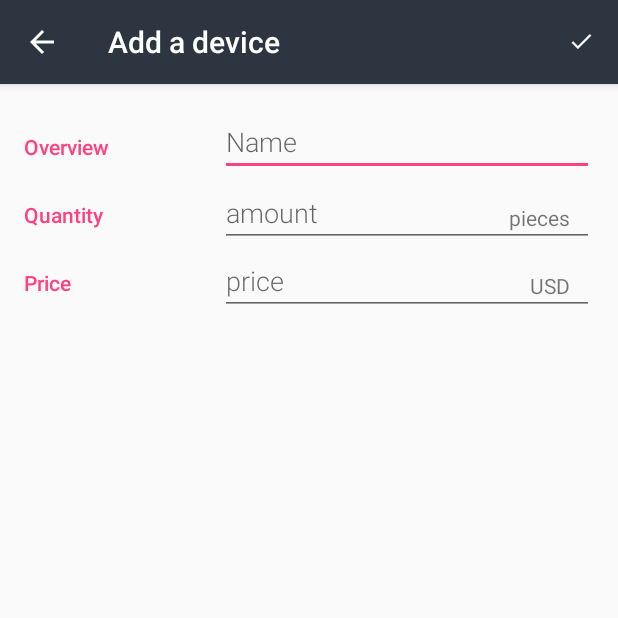
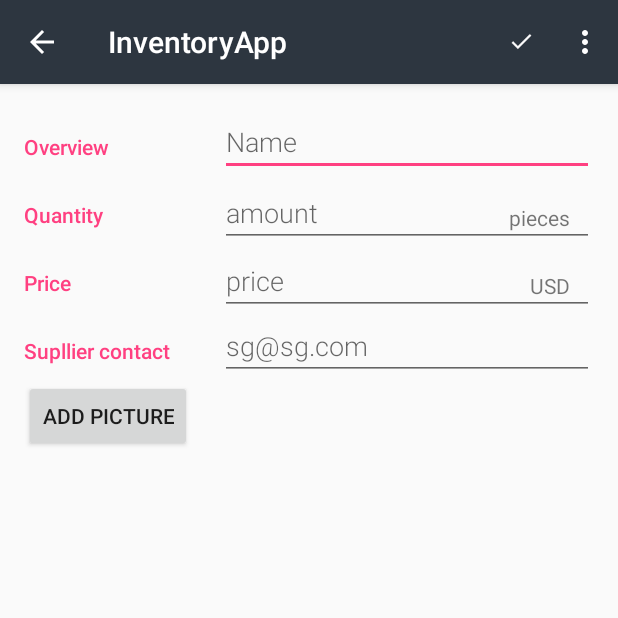
Before and after one commit to aczender/InventoryApp, an Android app: the screen it shows after launch (EditorActivity), after a tap on an icon or button, on a phone screen of 412 x 824 dp, the top half of it. Run offline under Robolectric (Android 15) with nearby library versions, the phone set to English and light mode, and no system bars.

Commit message:
2017.10.03.

```diff
--- a/app/src/main/java/com/example/andrew/inventoryapp/CatalogActivity.java
+++ b/app/src/main/java/com/example/andrew/inventoryapp/CatalogActivity.java
@@ -1,8 +1,4 @@
 package com.example.andrew.inventoryapp;
-
-/**
- * Created by Andrew on 2017.09.17..
- */
 
 import android.app.LoaderManager;
 import android.content.ContentUris;
@@ -24,11 +20,13 @@ import android.support.design.widget.FloatingActionButton;
 
 import com.example.andrew.inventoryapp.data.InventoryContract.DeviceEntry;
 
+
 /**
  * Displays list of pets that were entered and stored in the app.
  */
 public class CatalogActivity extends AppCompatActivity implements LoaderManager.LoaderCallbacks<Cursor> {
 
+    private static final String LOG_TAG = CatalogActivity.class.getName();
     private static final int DEVICE_LOADER = 0;
 
     DeviceCursorAdapter mCursorAdapter;
@@ -59,7 +57,8 @@ public class CatalogActivity extends AppCompatActivity implements LoaderManager.
         deviceListView.setOnItemClickListener(new AdapterView.OnItemClickListener() {
             @Override
             public void onItemClick(AdapterView<?> adapterView, View view, int position, long id) {
-                Intent intent = new Intent(CatalogActivity.this, EditorActivity.class);
+                Log.i(LOG_TAG, "Test");
+                Intent intent = new Intent(CatalogActivity.this, DeviceDetailActivity.class);
 
                 Uri currentDeviceUri = ContentUris.withAppendedId(DeviceEntry.CONTENT_URI, id);
                 intent.setData(currentDeviceUri);
@@ -75,6 +74,8 @@ public class CatalogActivity extends AppCompatActivity implements LoaderManager.
         values.put(DeviceEntry.COLUMN_DEVICE_NAME, "Phone");
         values.put(DeviceEntry.COLUMN_DEVICE_QUANTITY, 2);
         values.put(DeviceEntry.COLUMN_DEVICE_PRICE, 20);
+        values.put(DeviceEntry.COLUMN_CONTACT_INFO, "sg@sg.com");
+        values.put(DeviceEntry.COLUMN_DEVICE_PICTURE, "samplepic");
 
         Uri newUri = getContentResolver().insert(DeviceEntry.CONTENT_URI, values);
     }
@@ -107,7 +108,9 @@ public class CatalogActivity extends AppCompatActivity implements LoaderManager.
                 DeviceEntry._ID,
                 DeviceEntry.COLUMN_DEVICE_NAME,
                 DeviceEntry.COLUMN_DEVICE_QUANTITY,
-                DeviceEntry.COLUMN_DEVICE_PRICE};
+                DeviceEntry.COLUMN_DEVICE_PRICE,
+                DeviceEntry.COLUMN_CONTACT_INFO};
+
         return new CursorLoader(this,
                 DeviceEntry.CONTENT_URI,
                 projection,
--- a/app/src/main/java/com/example/andrew/inventoryapp/data/DeviceDbHelper.java
+++ b/app/src/main/java/com/example/andrew/inventoryapp/data/DeviceDbHelper.java
@@ -37,7 +37,9 @@ public class DeviceDbHelper extends SQLiteOpenHelper {
                 + DeviceEntry._ID + " INTEGER PRIMARY KEY AUTOINCREMENT, "
                 + DeviceEntry.COLUMN_DEVICE_NAME + " TEXT NOT NULL, "
                 + DeviceEntry.COLUMN_DEVICE_QUANTITY + " INTEGER NOT NULL DEFAULT 0, "
-                + DeviceEntry.COLUMN_DEVICE_PRICE + " INTEGER NOT NULL DEFAULT 0);";
+                + DeviceEntry.COLUMN_DEVICE_PRICE + " INTEGER NOT NULL DEFAULT 0, "
+                + DeviceEntry.COLUMN_CONTACT_INFO + " TEXT NOT NULL, "
+                + DeviceEntry.COLUMN_DEVICE_PICTURE + " TEXT NOT NULL);";
 
         // Execute the SQL statement
         db.execSQL(SQL_CREATE_STORE_TABLE);
--- a/app/src/main/res/layout/activity_editor.xml
+++ b/app/src/main/res/layout/activity_editor.xml
@@ -3,12 +3,10 @@
 <!-- Layout for the editor -->
 <LinearLayout
     xmlns:android="http://schemas.android.com/apk/res/android"
-    xmlns:tools="http://schemas.android.com/tools"
     android:layout_width="match_parent"
     android:layout_height="match_parent"
     android:orientation="vertical"
-    android:padding="16dp"
-    tools:context=".EditorActivity">
+    android:padding="16dp">
 
     <!-- Overview category -->
     <LinearLayout
@@ -106,4 +104,39 @@
                 android:text="USD"/>
         </RelativeLayout>
     </LinearLayout>
+
+    <LinearLayout
+        android:layout_width="match_parent"
+        android:layout_height="wrap_content"
+        android:orientation="horizontal">
+
+        <TextView
+            android:text="Supllier contact"
+            style="@style/CategoryStyle" />
+
+        <!-- Input fields -->
+        <LinearLayout
+            android:layout_height="wrap_content"
+            android:layout_width="0dp"
+            android:layout_weight="2"
+            android:paddingLeft="4dp"
+            android:orientation="vertical">
+
+            <EditText
+                android:id="@+id/edit_device_contact"
+                android:hint="sg@sg.com"
+                android:inputType="textEmailAddress"
+                style="@style/EditorFieldStyle" />
+        </LinearLayout>
+    </LinearLayout>
+
+    <Button
+        android:id="@+id/add_picture"
+        android:layout_width="wrap_content"
+        android:layout_height="wrap_content"
+        android:text="add picture"/>
+    <TextView
+        android:id="@+id/image_uri"
+        android:layout_width="wrap_content"
+        android:layout_height="wrap_content" />
 </LinearLayout>
--- a/app/src/main/res/values/strings.xml
+++ b/app/src/main/res/values/strings.xml
@@ -37,6 +37,12 @@
 
     <string name="action_insert_dummy_data">Insert Dummy Data</string>
 
+    <string name="name_required">Please enter a name</string>
+    <string name="price_required">Please enter a price</string>
+    <string name="quantity_required">Please enter a quantity</string>
+    <string name="picture_required">Please enter a picture</string>
+    <string name="contact_required">Please enter a contact</string>
+
     <!-- Dialog button text for the option to confirm deleting the current pet [CHAR LIMIT=20] -->
     <string name="delete">Delete</string>
 
```
Also changed, not shown: app/src/main/java/com/example/andrew/inventoryapp/DeviceDetailActivity.java (renamed from app/src/main/java/com/example/andrew/inventoryapp/DeviceDetail.java, +4 -4 lines), app/src/main/java/com/example/andrew/inventoryapp/EditorActivity.java (+63 -133 lines).
